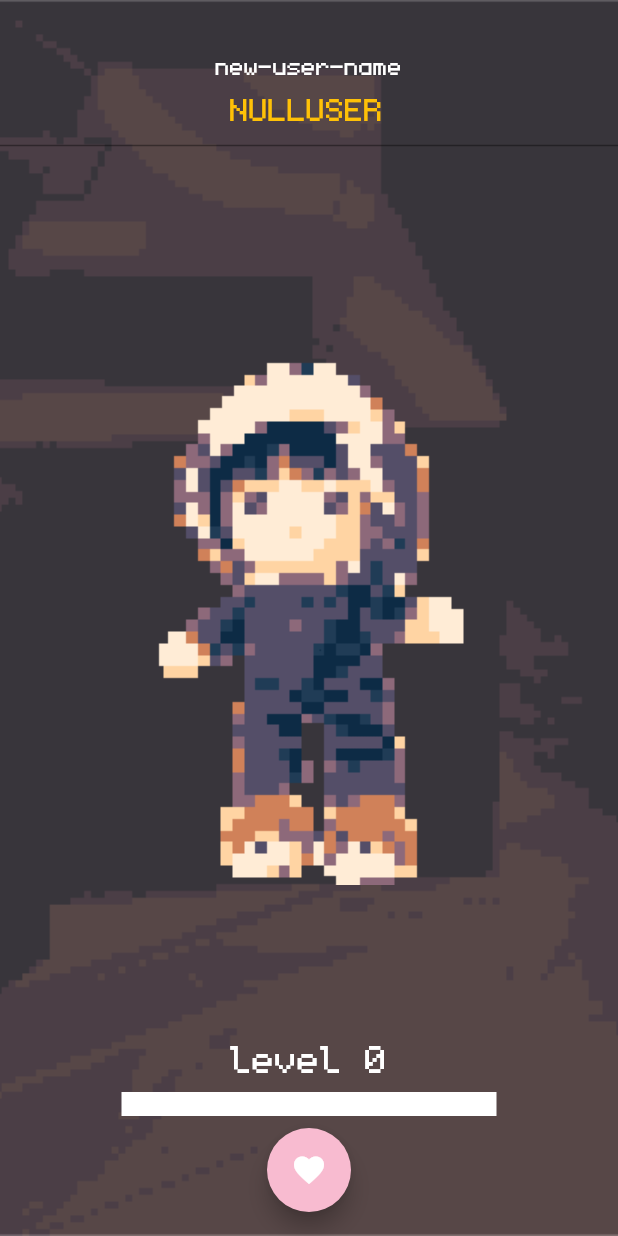
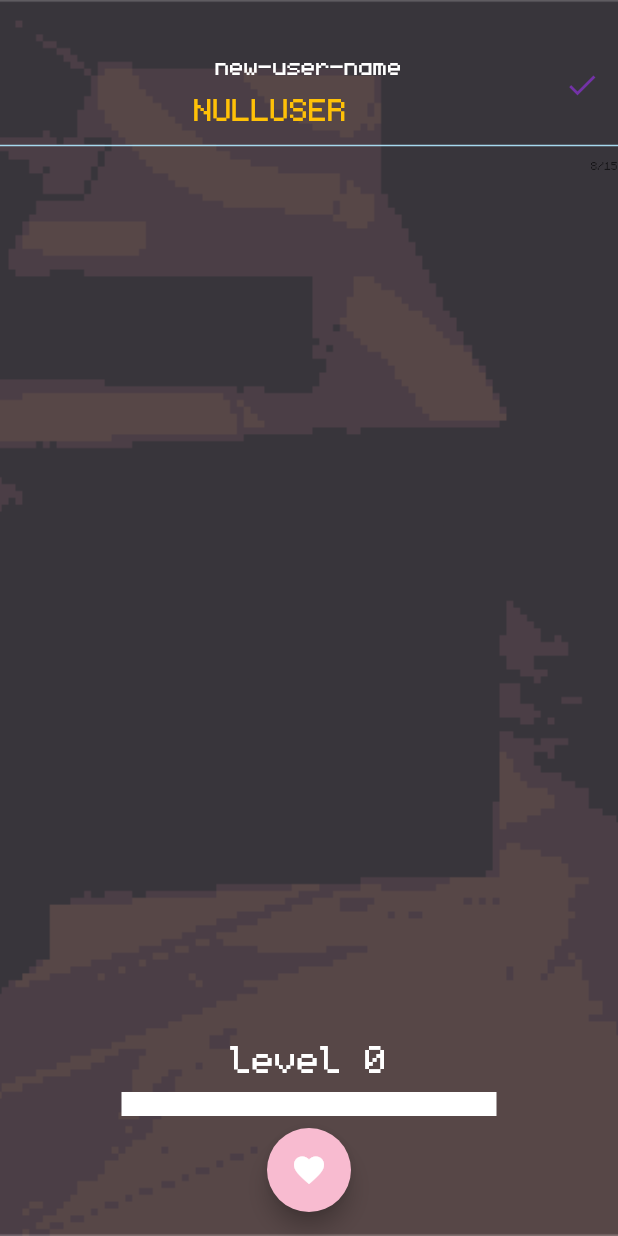
Before and after one commit to GalletaOreo98/LainChikita-Apk, a Flutter app: the screen it shows after launch, on a phone screen of 412 x 824 dp. Run offline on Flutter 3.47's test engine with Material 2 defaults, Android fonts, the phone set to English and light mode, and no system bars; our stand-ins replace audioplayers, shared_preferences; missing offline and left inert: encrypt.

Commit message:
FIX - Era dificil ingresar tu nombre de usuario

```diff
--- a/lain_chikita/lib/main.dart
+++ b/lain_chikita/lib/main.dart
@@ -40,6 +40,7 @@ class _MyAppState extends State<MyApp> {
   late PageController _pageController;
   final focusNode = FocusNode();
   String _appBackground = 'background-night';
+  final TextEditingController _userNameTEC = TextEditingController(text: 'NULLUSER');
 
   /// Cuando el usuario actualiza la aplicacion a una nueva versión de [inventoryVersion] se mostrará la animación
   bool wasUpdated = false;
@@ -59,7 +60,7 @@ class _MyAppState extends State<MyApp> {
 
   /// Carga progreso y configuraciones necesarias en general
   Future<void> _loadProgress() async {
-    if(_isMoorning()) _appBackground = 'background-day';
+    if (_isMoorning()) _appBackground = 'background-day';
     //Carga directorios de la app y crea los folders si es necesario
     appDirectoryStorage = await getAppDirectoryStorage();
     await createAppFolders();
@@ -82,7 +83,7 @@ class _MyAppState extends State<MyApp> {
       await prefs.setString('userIv', userIv);
     }
     int thisInventoryVersion = prefs.getInt('inventoryVersion') ?? 1;
-    if(thisInventoryVersion == 1) {
+    if (thisInventoryVersion == 1) {
       await prefs.setInt('inventoryVersion', inventoryVersion);
       //thisInventoryVersion = inventoryVersion;
     }
@@ -150,9 +151,9 @@ class _MyAppState extends State<MyApp> {
     if (wasUpdated) await appAudioPlayer.playSound('audio/updated_sound.mp3');
   }
 
-  bool _isMoorning(){
+  bool _isMoorning() {
     final hour = DateTime.now().hour;
-    if(hour>=5 &&hour<18) return true;
+    if (hour >= 5 && hour < 18) return true;
     return false;
   }
 
@@ -191,7 +192,6 @@ class _MyAppState extends State<MyApp> {
 
   void _updateUI() {
     setState(() {
-      print("UI");
     });
   }
 
@@ -229,26 +229,34 @@ class _MyAppState extends State<MyApp> {
                   child: Stack(
                     children: [
                       if (userName == "NULLUSER")
-                        Column(
-                          mainAxisSize: MainAxisSize.min,
-                          children: [
+                        Column(mainAxisSize: MainAxisSize.min, children: [
                           const SizedBox(height: 16),
-                            Form(
-                              child: TextFormField(
-                                initialValue: userName,
+                          TextField(
+                            controller: _userNameTEC,
                             textAlign: TextAlign.center,
+                            maxLength: 15,
                             style: TextStyle(color: appColors.nameLabel, fontSize: 34.0),
                             decoration: InputDecoration(
+                                suffixIcon: IconButton(
+                                    onPressed: () => setState(() => {
+                                          userName = _userNameTEC.text,
+                                          _saveProgress(),
+                                          writeAThankUTxt(),
+                                          FocusManager.instance.primaryFocus?.unfocus()
+                                        }),
+                                    icon: const Icon(Icons.done),
+                                    color: appColors.focusItem),
                                 labelText: languageDataManager.getLabel('new-user-name'),
                                 labelStyle: TextStyle(color: appColors.primaryText, fontSize: 34.0),
                                 floatingLabelAlignment: FloatingLabelAlignment.center,
-                                ),
-                                onFieldSubmitted: (value) =>
+                                focusedBorder: UnderlineInputBorder(borderSide: BorderSide(color: appColors.focusItem)),
+                                enabledBorder:
+                                    UnderlineInputBorder(borderSide: BorderSide(color: appColors.userInputText))),
+                            onSubmitted: (value) =>
                                 setState(() => {userName = value, _saveProgress(), writeAThankUTxt()}),
-                              ),
+                            onTapOutside: (event) => FocusManager.instance.primaryFocus?.unfocus(),
                           )
-                          ],
-                        )
+                        ])
                       else
                         Align(
                             alignment: Alignment.topCenter,
@@ -265,12 +273,14 @@ class _MyAppState extends State<MyApp> {
                                 )
                               ],
                             )),
+                      if (userName != "NULLUSER")
                         Center(
                           child: Image.asset(
                             'assets/images/lain_chikita.png',
                             fit: BoxFit.cover,
                           ),
                         ),
+                      if (userName != "NULLUSER")
                         Positioned(
                           child: Center(
                             child: Image.asset('assets/images/accessories/$accessoryName.png', fit: BoxFit.cover),
```
Lines whose indentation alone changed are shown as unchanged.
